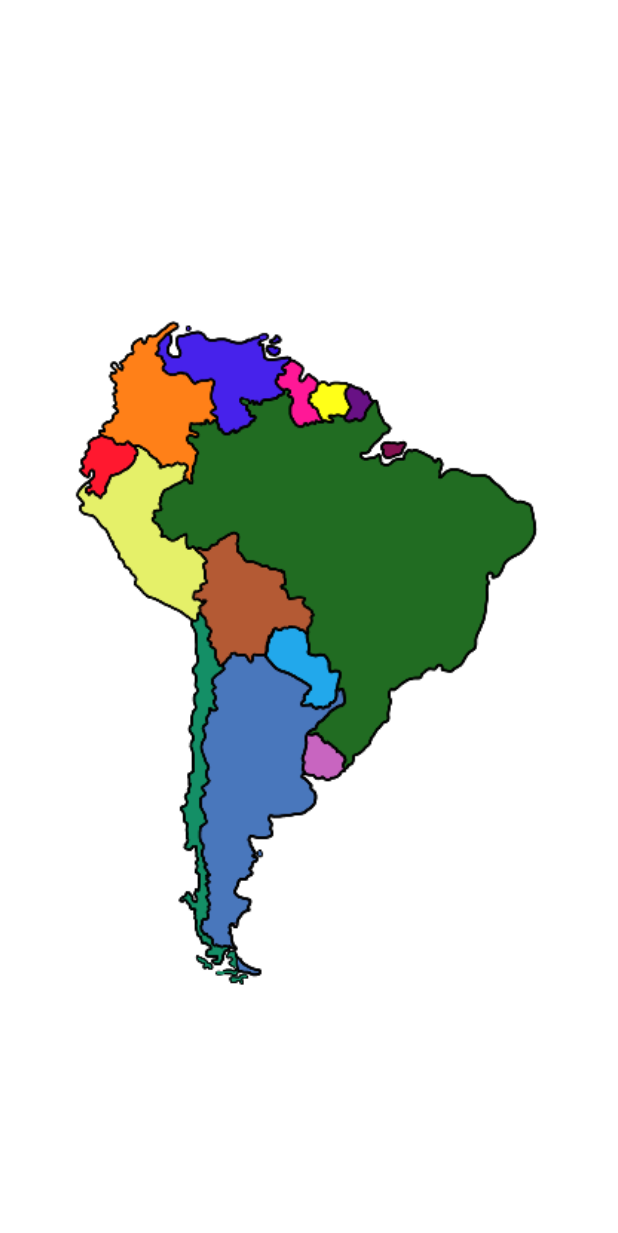
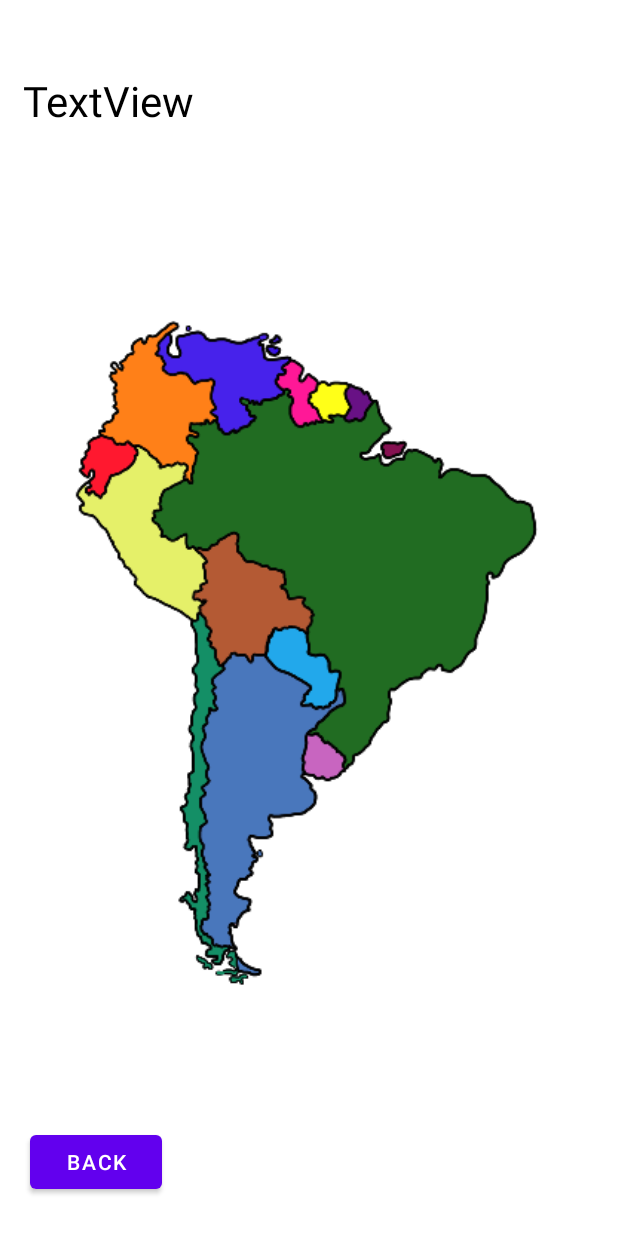
Before and after one commit to Hilbs100/CountryClever, an Android app: the layout south_america.xml on its own in the app's theme, with its tools: preview values and no code run, on a phone screen of 412 x 824 dp. Shown: the top 1233 px of the screen. Run offline under Robolectric (Android 15) with nearby library versions, the phone set to English and light mode, and no system bars.

Commit message:
Added back buttons and a reset feature for SA

```diff
--- a/app/src/main/res/layout/content_main.xml
+++ b/app/src/main/res/layout/content_main.xml
@@ -28,6 +28,7 @@
         android:layout_marginLeft="15dp"
         android:layout_marginBottom="56dp"
         android:background="#DC0D0D"
+        android:onClick="toGeoGame"
         android:text="Geography Game"
         app:backgroundTint="#C81010"
         app:layout_constraintBottom_toBottomOf="parent"
--- a/app/src/main/res/layout/south_america.xml
+++ b/app/src/main/res/layout/south_america.xml
@@ -16,4 +16,29 @@
         app:layout_constraintStart_toStartOf="parent"
         app:layout_constraintTop_toTopOf="parent"
         app:srcCompat="@drawable/southamerica" />
+
+    <TextView
+        android:id="@+id/southAmericaText"
+        android:layout_width="380dp"
+        android:layout_height="49dp"
+        android:layout_marginTop="48dp"
+        android:text="TextView"
+        android:textColor="#000000"
+        android:textSize="28dp"
+        app:layout_constraintEnd_toEndOf="parent"
+        app:layout_constraintHorizontal_bias="0.483"
+        app:layout_constraintStart_toStartOf="parent"
+        app:layout_constraintTop_toTopOf="parent" />
+
+    <Button
+        android:id="@+id/SAbackbutton"
+        android:layout_width="wrap_content"
+        android:layout_height="wrap_content"
+        android:layout_marginStart="20dp"
+        android:layout_marginLeft="20dp"
+        android:layout_marginBottom="25dp"
+        android:onClick="SAback"
+        android:text="Back"
+        app:layout_constraintBottom_toBottomOf="parent"
+        app:layout_constraintStart_toStartOf="parent" />
 </androidx.constraintlayout.widget.ConstraintLayout>
```
Also changed, not shown: app/src/main/java/com/example/countryapp/Africa_Map.java (+8 -1 lines), app/src/main/java/com/example/countryapp/DoTheStuff.java (+6 -5 lines), app/src/main/java/com/example/countryapp/GeographyGame.java (+14 -1 lines), app/src/main/java/com/example/countryapp/MainActivity.java (+8 -41 lines), app/src/main/java/com/example/countryapp/SouthAmerica_Map.java (+9 -3 lines), app/src/main/java/com/example/countryapp/world_Map.java (+39 -0 lines), app/src/main/res/layout/africa.xml (+12 -0 lines).
